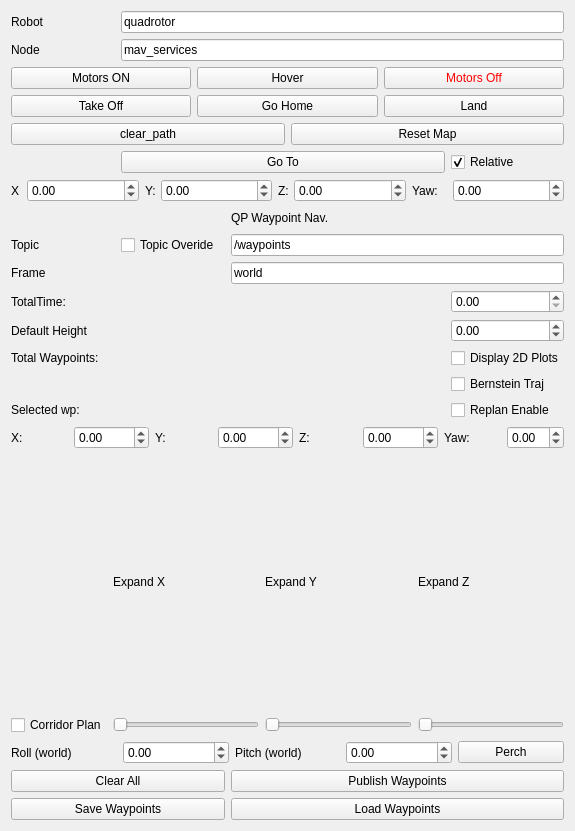
Old version of the form waypoint_navigation_plugin/ui/WaypointNavigation.ui in the repository arplaboratory/waypoint_navigation_plugin.
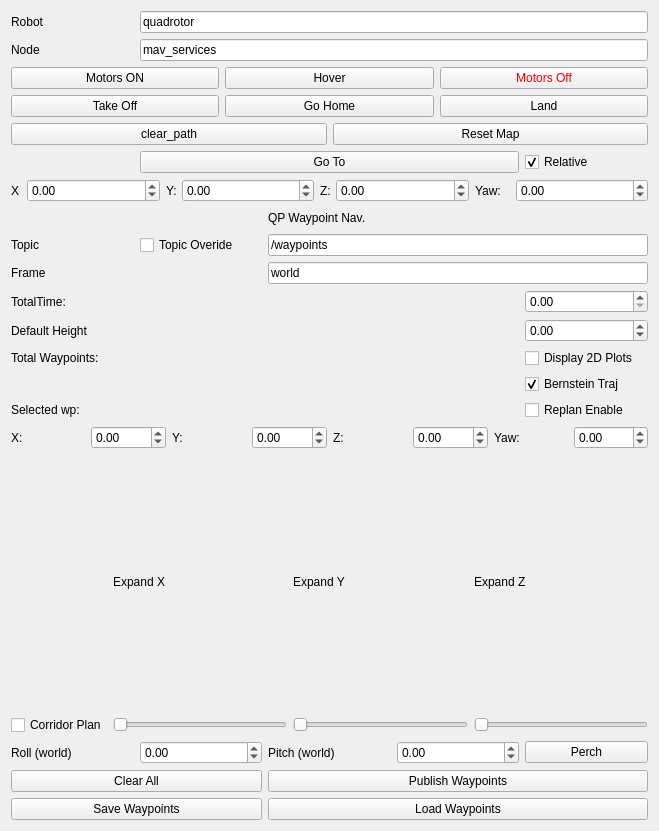
New version of the form.

The edit to the form file:
```diff
--- a/waypoint_navigation_plugin/ui/WaypointNavigation.ui
+++ b/waypoint_navigation_plugin/ui/WaypointNavigation.ui
@@ -6,7 +6,7 @@
    <rect>
     <x>0</x>
     <y>0</y>
-    <width>575</width>
+    <width>659</width>
     <height>831</height>
    </rect>
   </property>
@@ -162,6 +162,9 @@
      <property name="text">
       <string>Bernstein Traj</string>
      </property>
+     <property name="checked">
+      <bool>true</bool>
+     </property>
     </widget>
    </item>
    <item row="10" column="1">
```
